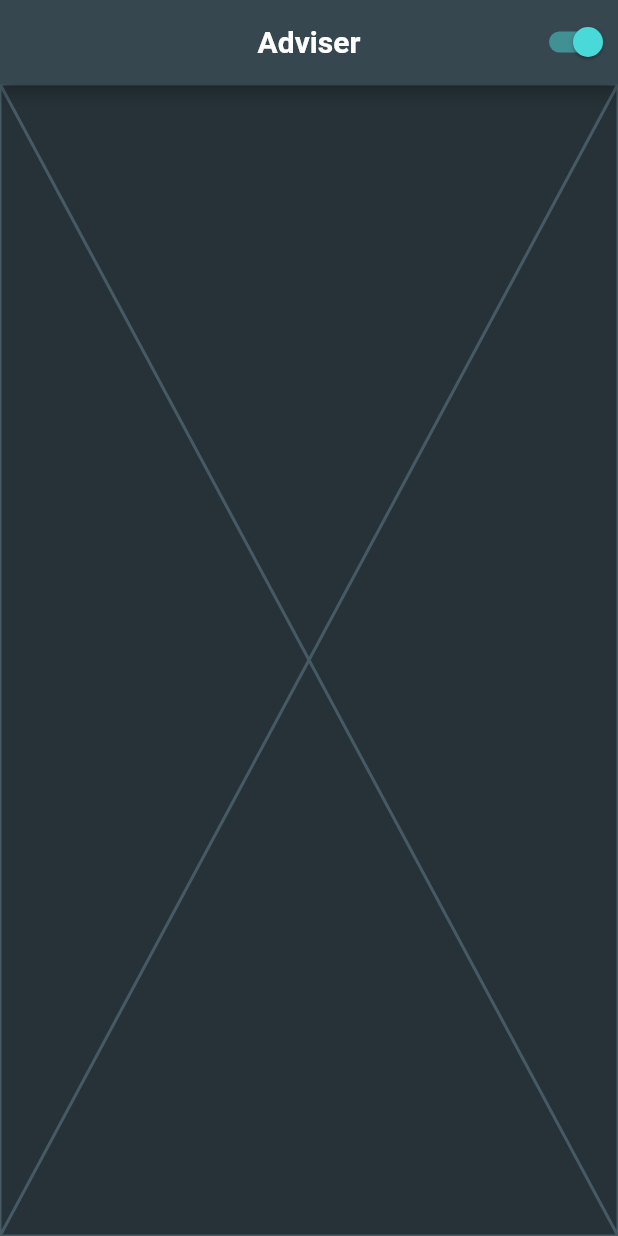
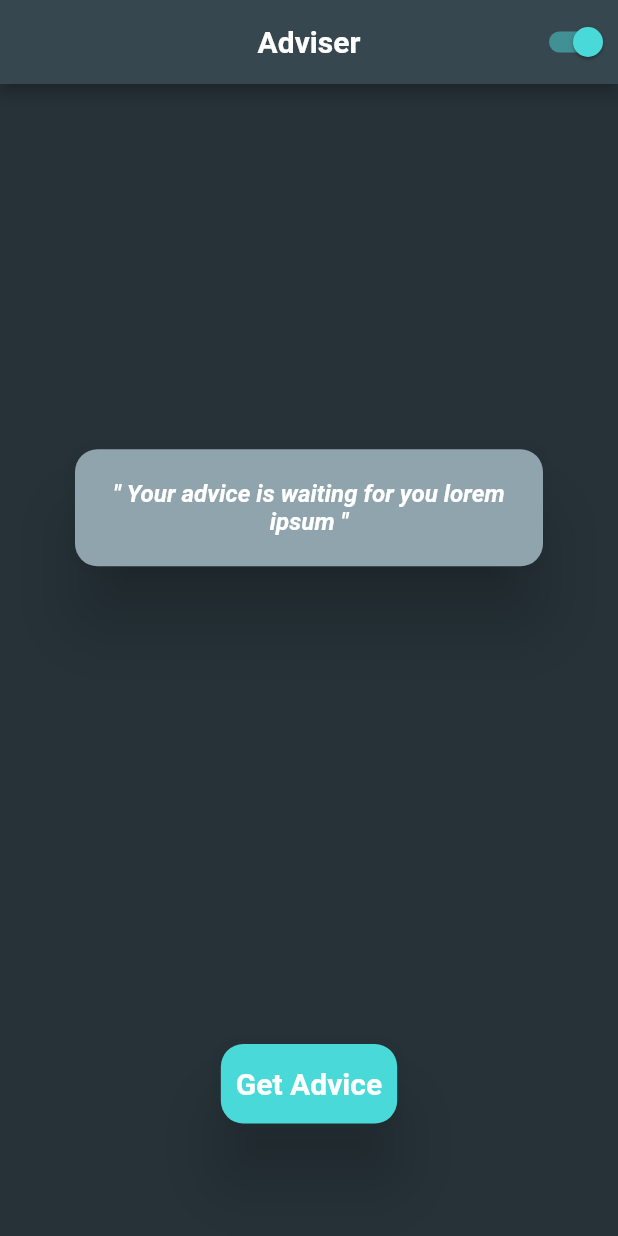
Before and after one commit to cromueloliver02/advisor_clean_architecture, a Flutter app: the screen it shows after launch, on a phone screen of 412 x 824 dp. Run offline on Flutter 3.47's test engine with Material 2 defaults, Android fonts, the light colour scheme and no system bars; our stand-ins replace equatable, flutter_bloc, get_it; Roboto replaces fonts that are missing (Rubik).

Commit message:
created advice field widget

```diff
--- /dev/null
+++ b/lib/presentation/pages/advice/components/adv_advice_field.dart
@@ -0,0 +1,32 @@
+import 'package:flutter/material.dart';
+
+class AdviceField extends StatelessWidget {
+  final String advice;
+
+  const AdviceField({
+    super.key,
+    required this.advice,
+  });
+
+  @override
+  Widget build(BuildContext context) {
+    final ThemeData theme = Theme.of(context);
+
+    return Material(
+      elevation: 20,
+      borderRadius: BorderRadius.circular(15),
+      child: Container(
+        padding: const EdgeInsets.symmetric(horizontal: 15, vertical: 20),
+        decoration: BoxDecoration(
+          color: theme.colorScheme.onPrimary,
+          borderRadius: BorderRadius.circular(15),
+        ),
+        child: Text(
+          '" $advice "',
+          textAlign: TextAlign.center,
+          style: theme.textTheme.bodyLarge,
+        ),
+      ),
+    );
+  }
+}
--- a/lib/presentation/pages/advice/components/advice_view.dart
+++ b/lib/presentation/pages/advice/components/advice_view.dart
@@ -1,21 +1,23 @@
 import 'package:flutter/material.dart';
 import 'package:flutter_bloc/flutter_bloc.dart';
 
-import '../../../cubits/theme_mode/theme_mode_cubit.dart';
+import '../../../cubits/cubits.dart';
+import '../../../widgets/widgets.dart';
+import 'adv_advice_field.dart';
 
 class AdviceView extends StatelessWidget {
   const AdviceView({super.key});
 
   @override
   Widget build(BuildContext context) {
-    final TextTheme textTheme = Theme.of(context).textTheme;
+    final ThemeData theme = Theme.of(context);
 
     return Scaffold(
       appBar: AppBar(
         centerTitle: true,
         title: Text(
           'Adviser',
-          style: textTheme.displayLarge,
+          style: theme.textTheme.displayLarge,
         ),
         actions: [
           BlocBuilder<ThemeModeCubit, ThemeModeState>(
@@ -26,7 +28,30 @@ class AdviceView extends StatelessWidget {
           ),
         ],
       ),
-      body: const Placeholder(),
+      body: Padding(
+        padding: const EdgeInsets.symmetric(horizontal: 50),
+        child: Column(
+          children: const [
+            Expanded(
+              child: Center(
+                // child: Text(
+                //   'Your advice is waiting for you lorem ipsum',
+                //   style: theme.textTheme.displayLarge,
+                // ),
+                // child: CircularProgressIndicator(
+                //   color: theme.colorScheme.secondary,
+                // ),
+                child: AdviceField(
+                  advice: 'Your advice is waiting for you lorem ipsum',
+                ),
+              ),
+            ),
+            SizedBox(height: 75),
+            ADVButton(title: 'Get Advice'),
+            SizedBox(height: 75),
+          ],
+        ),
+      ),
     );
   }
 }
```
